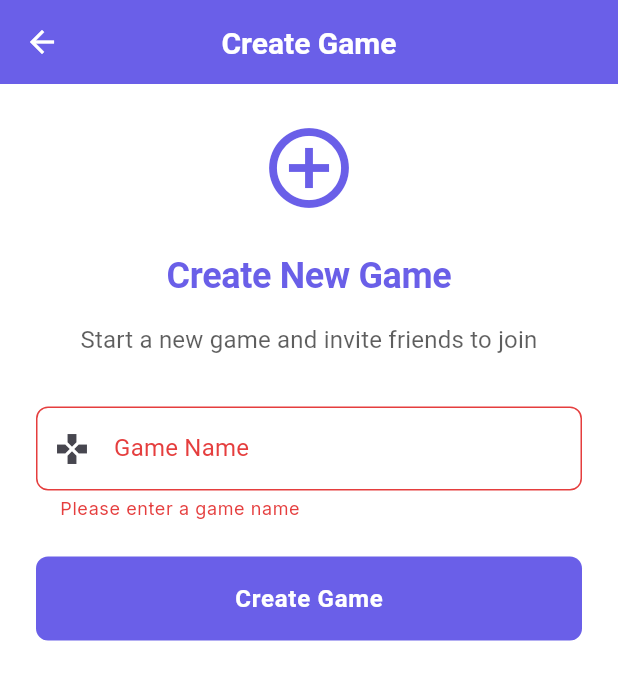
After one commit to clawworks/noun_the_wiser, a Flutter app: the CreateGamePage screen opened directly, after a tap on "Create Game", on a phone screen of 412 x 824 dp. The commit adds this screen. Shown: the top 680 px of the screen. Run offline on Flutter 3.47's test engine with Material 3 defaults, Android fonts, the phone set to English and light mode, and no system bars; our stand-ins replace cloud_firestore, firebase_auth, firebase_core, flutter_riverpod, freezed_annotation, google_fonts and 1 more; accounts and stored records are empty.

Commit message:
Add create and join pages

```diff
--- /dev/null
+++ b/lib/features/game/presentation/pages/create_game_page.dart
@@ -0,0 +1,337 @@
+import 'package:flutter/material.dart';
+import 'package:flutter/services.dart';
+import 'package:flutter_riverpod/flutter_riverpod.dart';
+import '../../../../core/constants/theme_constants.dart';
+import '../../../../core/utils/join_code_generator.dart';
+import '../../../auth/presentation/providers/auth_providers.dart';
+import '../../domain/game.dart';
+
+class CreateGamePage extends ConsumerStatefulWidget {
+  const CreateGamePage({super.key});
+
+  @override
+  ConsumerState<CreateGamePage> createState() => _CreateGamePageState();
+}
+
+class _CreateGamePageState extends ConsumerState<CreateGamePage> {
+  final _formKey = GlobalKey<FormState>();
+  final _gameNameController = TextEditingController();
+  bool _isCreating = false;
+  String? _generatedJoinCode;
+
+  @override
+  void dispose() {
+    _gameNameController.dispose();
+    super.dispose();
+  }
+
+  Future<void> _createGame() async {
+    if (!_formKey.currentState!.validate()) return;
+
+    setState(() => _isCreating = true);
+
+    try {
+      final user = ref.read(authNotifierProvider).value;
+      if (user == null) {
+        throw Exception('User not authenticated');
+      }
+
+      // Generate a unique join code
+      final joinCode = JoinCodeGenerator.generate();
+
+      // Create the game
+      final game = Game.create(joinCode: joinCode, creator: user);
+
+      // TODO: Save game to Firebase
+      // await ref.read(gameRepositoryProvider).createGame(game);
+
+      setState(() {
+        _generatedJoinCode = joinCode;
+        _isCreating = false;
+      });
+
+      if (mounted) {
+        ScaffoldMessenger.of(context).showSnackBar(
+          SnackBar(
+            content: Text(
+              'Game "${_gameNameController.text.trim()}" created successfully!',
+            ),
+            backgroundColor: Theme.of(context).colorScheme.primary,
+          ),
+        );
+      }
+    } catch (error) {
+      setState(() => _isCreating = false);
+
+      if (mounted) {
+        ScaffoldMessenger.of(context).showSnackBar(
+          SnackBar(
+            content: Text('Failed to create game: $error'),
+            backgroundColor: Theme.of(context).colorScheme.error,
+          ),
+        );
+      }
+    }
+  }
+
+  Future<void> _copyJoinCode() async {
+    if (_generatedJoinCode != null) {
+      try {
+        await Clipboard.setData(ClipboardData(text: _generatedJoinCode!));
+        if (mounted) {
+          ScaffoldMessenger.of(context).showSnackBar(
+            const SnackBar(
+              content: Text('Join code copied to clipboard!'),
+              backgroundColor: Colors.green,
+            ),
+          );
+        }
+      } catch (e) {
+        if (mounted) {
+          ScaffoldMessenger.of(context).showSnackBar(
+            SnackBar(
+              content: Text('Failed to copy join code: $e'),
+              backgroundColor: Theme.of(context).colorScheme.error,
+            ),
+          );
+        }
+      }
+    }
+  }
+
+  @override
+  Widget build(BuildContext context) {
+    return Scaffold(
+      appBar: AppBar(title: const Text('Create Game'), elevation: 0),
+      body: SafeArea(
+        child: SingleChildScrollView(
+          padding: const EdgeInsets.all(ThemeConstants.spacingLg),
+          child: Form(
+            key: _formKey,
+            child: Column(
+              crossAxisAlignment: CrossAxisAlignment.stretch,
+              children: [
+                // Header
+                Icon(
+                  Icons.add_circle_outline,
+                  size: 64,
+                  color: Theme.of(context).colorScheme.primary,
+                ),
+                const SizedBox(height: ThemeConstants.spacingLg),
+                Text(
+                  'Create New Game',
+                  style: Theme.of(context).textTheme.headlineMedium?.copyWith(
+                    fontWeight: FontWeight.bold,
+                    color: Theme.of(context).colorScheme.primary,
+                  ),
+                  textAlign: TextAlign.center,
+                ),
+                const SizedBox(height: ThemeConstants.spacingMd),
+                Text(
+                  'Start a new game and invite friends to join',
+                  style: Theme.of(context).textTheme.bodyLarge?.copyWith(
+                    color: Theme.of(
+                      context,
+                    ).colorScheme.onSurface.withValues(alpha: 0.7),
+                  ),
+                  textAlign: TextAlign.center,
+                ),
+                const SizedBox(height: ThemeConstants.spacingXl),
+
+                // Game Name Input
+                TextFormField(
+                  controller: _gameNameController,
+                  decoration: InputDecoration(
+                    labelText: 'Game Name',
+                    hintText: 'Enter a name for your game',
+                    prefixIcon: const Icon(Icons.games),
+                    border: OutlineInputBorder(
+                      borderRadius: BorderRadius.circular(
+                        ThemeConstants.radiusMd,
+                      ),
+                    ),
+                    enabledBorder: OutlineInputBorder(
+                      borderRadius: BorderRadius.circular(
+                        ThemeConstants.radiusMd,
+                      ),
+                      borderSide: BorderSide(
+                        color: Theme.of(context).colorScheme.outline,
+                      ),
+                    ),
+                    focusedBorder: OutlineInputBorder(
+                      borderRadius: BorderRadius.circular(
+                        ThemeConstants.radiusMd,
+                      ),
+                      borderSide: BorderSide(
+                        color: Theme.of(context).colorScheme.primary,
+                        width: 2,
+                      ),
+                    ),
+                  ),
+                  validator: (value) {
+                    if (value == null || value.trim().isEmpty) {
+                      return 'Please enter a game name';
+                    }
+                    if (value.trim().length < 3) {
+                      return 'Game name must be at least 3 characters';
+                    }
+                    return null;
+                  },
+                  textInputAction: TextInputAction.done,
+                  onFieldSubmitted: (_) => _createGame(),
+                ),
+                const SizedBox(height: ThemeConstants.spacingLg),
+
+                // Create Game Button
+                SizedBox(
+                  height: 56,
+                  child: ElevatedButton(
+                    onPressed: _isCreating ? null : _createGame,
+                    style: ElevatedButton.styleFrom(
+                      backgroundColor: Theme.of(context).colorScheme.primary,
+                      foregroundColor: Theme.of(context).colorScheme.onPrimary,
+                      shape: RoundedRectangleBorder(
+                        borderRadius: BorderRadius.circular(
+                          ThemeConstants.radiusMd,
+                        ),
+                      ),
+                      elevation: 0,
+                    ),
+                    child:
+                        _isCreating
+                            ? const SizedBox(
+                              width: 24,
+                              height: 24,
+                              child: CircularProgressIndicator(
+                                strokeWidth: 2,
+                                valueColor: AlwaysStoppedAnimation<Color>(
+                                  Colors.white,
+                                ),
+                              ),
+                            )
+                            : const Text(
+                              'Create Game',
+                              style: TextStyle(
+                                fontSize: 16,
+                                fontWeight: FontWeight.w600,
+                              ),
+                            ),
+                  ),
+                ),
+
+                // Join Code Display
+                if (_generatedJoinCode != null) ...[
+                  const SizedBox(height: ThemeConstants.spacingXl),
+                  Card(
+                    child: Padding(
+                      padding: const EdgeInsets.all(ThemeConstants.spacingLg),
+                      child: Column(
+                        children: [
+                          Text(
+                            'Join Code',
+                            style: Theme.of(context).textTheme.titleMedium
+                                ?.copyWith(fontWeight: FontWeight.w600),
+                          ),
+                          const SizedBox(height: ThemeConstants.spacingMd),
+                          Container(
+                            padding: const EdgeInsets.symmetric(
+                              horizontal: ThemeConstants.spacingLg,
+                              vertical: ThemeConstants.spacingMd,
+                            ),
+                            decoration: BoxDecoration(
+                              color:
+                                  Theme.of(
+                                    context,
+                                  ).colorScheme.surfaceContainerHighest,
+                              borderRadius: BorderRadius.circular(
+                                ThemeConstants.radiusMd,
+                              ),
+                              border: Border.all(
+                                color: Theme.of(context).colorScheme.outline,
+                              ),
+                            ),
+                            child: Row(
+                              mainAxisSize: MainAxisSize.min,
+                              children: [
+                                Text(
+                                  _generatedJoinCode!,
+                                  style: Theme.of(
+                                    context,
+                                  ).textTheme.headlineSmall?.copyWith(
+                                    fontWeight: FontWeight.bold,
+                                    letterSpacing: 2,
+                                    color:
+                                        Theme.of(context).colorScheme.primary,
+                                  ),
+                                ),
+                                const SizedBox(width: ThemeConstants.spacingMd),
+                                IconButton(
+                                  onPressed: _copyJoinCode,
+                                  icon: const Icon(Icons.copy),
+                                  tooltip: 'Copy join code',
+                                ),
+                              ],
+                            ),
+                          ),
+                          const SizedBox(height: ThemeConstants.spacingMd),
+                          Text(
+                            'Share this code with friends to invite them to your game',
+                            style: Theme.of(
+                              context,
+                            ).textTheme.bodySmall?.copyWith(
+                              color: Theme.of(
+                                context,
+                              ).colorScheme.onSurface.withValues(alpha: 0.6),
+                            ),
+                            textAlign: TextAlign.center,
+                          ),
+                        ],
+                      ),
+                    ),
+                  ),
+                  const SizedBox(height: ThemeConstants.spacingLg),
+                  ElevatedButton.icon(
+                    onPressed: () {
+                      // TODO: Navigate to game lobby
+                      _showComingSoon(context);
+                    },
+                    icon: const Icon(Icons.play_arrow),
+                    label: const Text('Start Game'),
+                    style: ElevatedButton.styleFrom(
+                      backgroundColor: Theme.of(context).colorScheme.secondary,
+                      foregroundColor:
+                          Theme.of(context).colorScheme.onSecondary,
+                      padding: const EdgeInsets.symmetric(
+                        horizontal: ThemeConstants.spacingLg,
+                        vertical: ThemeConstants.spacingMd,
+                      ),
+                    ),
+                  ),
+                ],
+              ],
+            ),
+          ),
+        ),
+      ),
+    );
+  }
+
+  void _showComingSoon(BuildContext context) {
+    showDialog(
+      context: context,
+      builder:
+          (context) => AlertDialog(
+            title: const Text('Coming Soon!'),
+            content: const Text(
+              'Game lobby and real-time gameplay features are under development.',
+            ),
+            actions: [
+              TextButton(
+                onPressed: () => Navigator.of(context).pop(),
+                child: const Text('OK'),
+              ),
+            ],
+          ),
+    );
+  }
+}
```
Also changed, not shown: lib/features/auth/presentation/pages/anonymous_sign_in_page.dart (+18 -4 lines), lib/features/game/presentation/pages/join_game_page.dart (added, +253 -0 lines), lib/features/home/presentation/pages/home_page.dart (+12 -23 lines).
